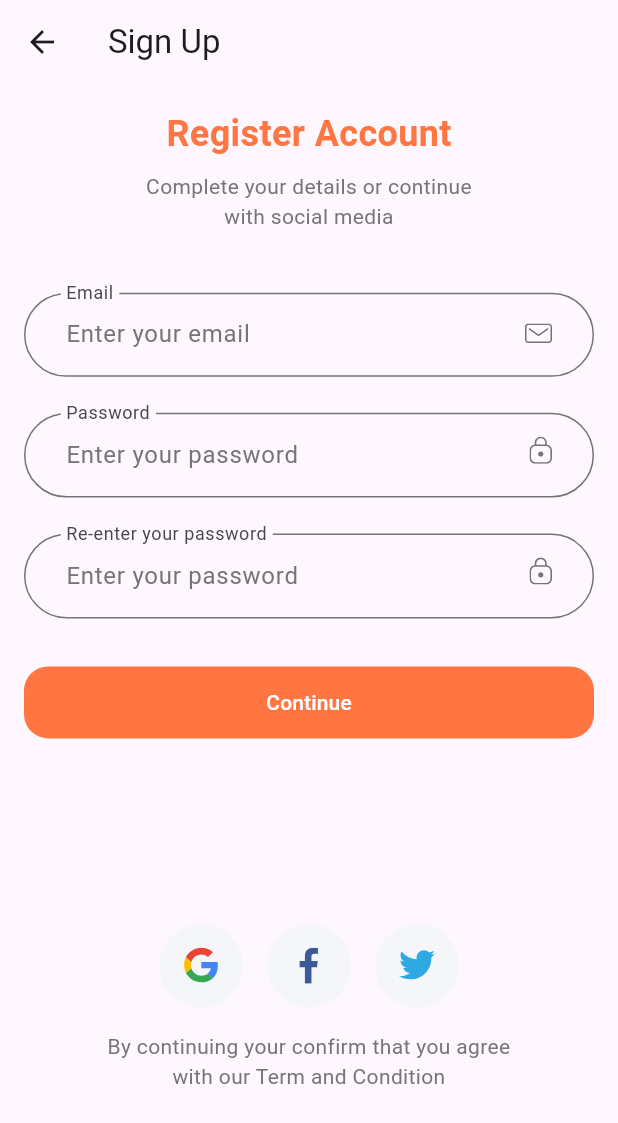
After one commit to Kevinoob-design/AutoCareAssistant, a Flutter app: the SignUpScreen screen opened by its route, on a phone screen of 412 x 824 dp. The commit adds this screen. Shown: the top 1123 px of the screen. Run offline on Flutter 3.47's test engine with Material 3 defaults, Android fonts, the phone set to English and light mode, and no system bars; our stand-ins replace firebase_core, flutter_svg; accounts and stored records are empty; generated files the repository leaves out were written again; network calls fail.

Commit message:
feat: added signup screen
done:

- added first draft of the signup screen

```diff
--- a/lib/settings/settings_view.dart
+++ /dev/null
@@ -1,40 +0,0 @@
-import 'package:flutter/material.dart';
-
-import 'settings_controller.dart';
-
-/// Displays the various settings that can be customized by the user.
-///
-/// When a user changes a setting, the SettingsController is updated and
-/// Widgets that listen to the SettingsController are rebuilt.
-class SettingsScreen extends StatelessWidget {
-  const SettingsScreen({super.key, required this.controller});
-
-  static const routeName = '/settings';
-
-  final SettingsController controller;
-
-  @override
-  Widget build(BuildContext context) {
-    return Scaffold(
-      appBar: AppBar(title: const Text('Settings')),
-      body: Padding(
-        padding: const EdgeInsets.all(16),
-        // Glue the SettingsController to the theme selection DropdownButton.
-        //
-        // When a user selects a theme from the dropdown list, the
-        // SettingsController is updated, which rebuilds the MaterialApp.
-        child: DropdownButton<ThemeMode>(
-          // Read the selected themeMode from the controller
-          value: controller.themeMode,
-          // Call the updateThemeMode method any time the user selects a theme.
-          onChanged: controller.updateThemeMode,
-          items: const [
-            DropdownMenuItem(value: ThemeMode.system, child: Text('System Theme')),
-            DropdownMenuItem(value: ThemeMode.light, child: Text('Light Theme')),
-            DropdownMenuItem(value: ThemeMode.dark, child: Text('Dark Theme')),
-          ],
-        ),
-      ),
-    );
-  }
-}
--- a/lib/shared/routes/routes.dart
+++ b/lib/shared/routes/routes.dart
@@ -1,14 +1,17 @@
+import 'package:auto_care_assistant/settings/settings_controller.dart' show SettingsController;
+import 'package:auto_care_assistant/settings/settings_screen.dart' show SettingsScreen;
+import 'package:auto_care_assistant/signup/signup_controller.dart';
+import 'package:auto_care_assistant/signup/signup_screen.dart' show SignUpScreen;
 import 'package:auto_care_assistant/splash/splash_controller.dart';
 import 'package:flutter/widgets.dart';
 
 import 'package:auto_care_assistant/splash/splash_screen.dart' show SplashScreen;
-import '../../settings/settings_controller.dart' show SettingsController;
-import '../../settings/settings_screen.dart' show SettingsScreen;
 
 Map<String, WidgetBuilder> buildRoutes({required SettingsController settingsController}) {
   final Map<String, WidgetBuilder> routes = {
     SettingsScreen.routeName: (context) => SettingsScreen(controller: settingsController),
     SplashScreen.routeName: (context) => SplashScreen(controller: SplashController()),
+    SignUpScreen.routeName: (context) => SignUpScreen(controller: SignupController()),
   };
 
   return routes;
--- /dev/null
+++ b/lib/signup/signup_controller.dart
@@ -0,0 +1,3 @@
+class SignupController {
+  SignupController();
+}
--- /dev/null
+++ b/lib/signup/signup_screen.dart
@@ -0,0 +1,208 @@
+import 'package:auto_care_assistant/signup/signup_controller.dart';
+import 'package:flutter/material.dart';
+import 'package:flutter_svg/flutter_svg.dart';
+
+class SignUpScreen extends StatelessWidget {
+  const SignUpScreen({super.key, required this.controller});
+
+  static const routeName = '/signup';
+  final SignupController controller;
+
+  @override
+  Widget build(BuildContext context) {
+    return Scaffold(
+      appBar: AppBar(title: const Text("Sign Up")),
+      body: SafeArea(
+        child: SizedBox(
+          width: double.infinity,
+          child: Padding(
+            padding: const EdgeInsets.symmetric(horizontal: 16),
+            child: SingleChildScrollView(
+              child: Column(
+                children: [
+                  const SizedBox(height: 16),
+                  Text("Register Account", style: TextStyle(color: Theme.of(context).primaryColor, fontSize: 24, fontWeight: FontWeight.bold)),
+                  const SizedBox(height: 8),
+                  const Text(
+                    "Complete your details or continue \nwith social media",
+                    textAlign: TextAlign.center,
+                    style: TextStyle(color: Color(0xFF757575)),
+                  ),
+                  // const SizedBox(height: 16),
+                  SizedBox(height: MediaQuery.of(context).size.height * 0.05),
+                  const SignUpForm(),
+                  SizedBox(height: MediaQuery.of(context).size.height * 0.15),
+                  Row(
+                    mainAxisAlignment: MainAxisAlignment.center,
+                    children: [
+                      SocalCard(icon: SvgPicture.string(googleIcon), press: () {}),
+                      Padding(
+                        padding: const EdgeInsets.symmetric(horizontal: 16),
+                        child: SocalCard(icon: SvgPicture.string(facebookIcon), press: () {}),
+                      ),
+                      SocalCard(icon: SvgPicture.string(twitterIcon), press: () {}),
+                    ],
+                  ),
+                  const SizedBox(height: 16),
+                  const Text(
+                    "By continuing your confirm that you agree \nwith our Term and Condition",
+                    textAlign: TextAlign.center,
+                    style: TextStyle(color: Color(0xFF757575)),
+                  ),
+                ],
+              ),
+            ),
+          ),
+        ),
+      ),
+    );
+  }
+}
+
+const authOutlineInputBorder = OutlineInputBorder(
+  borderSide: BorderSide(color: Color(0xFF757575)),
+  borderRadius: BorderRadius.all(Radius.circular(100)),
+);
+
+class SignUpForm extends StatelessWidget {
+  const SignUpForm({super.key});
+
+  @override
+  Widget build(BuildContext context) {
+    return Form(
+      child: Column(
+        children: [
+          TextFormField(
+            onSaved: (email) {},
+            onChanged: (email) {},
+            textInputAction: TextInputAction.next,
+            decoration: InputDecoration(
+              hintText: "Enter your email",
+              labelText: "Email",
+              floatingLabelBehavior: FloatingLabelBehavior.always,
+              hintStyle: const TextStyle(color: Color(0xFF757575)),
+              contentPadding: const EdgeInsets.symmetric(horizontal: 24, vertical: 16),
+              suffix: SvgPicture.string(mailIcon),
+              border: authOutlineInputBorder,
+              enabledBorder: authOutlineInputBorder,
+              focusedBorder: authOutlineInputBorder.copyWith(borderSide: const BorderSide(color: Color(0xFFFF7643))),
+            ),
+          ),
+          Padding(
+            padding: const EdgeInsets.symmetric(vertical: 24),
+            child: TextFormField(
+              onSaved: (password) {},
+              onChanged: (password) {},
+              obscureText: true,
+              textInputAction: TextInputAction.next,
+              decoration: InputDecoration(
+                hintText: "Enter your password",
+                labelText: "Password",
+                floatingLabelBehavior: FloatingLabelBehavior.always,
+                hintStyle: const TextStyle(color: Color(0xFF757575)),
+                contentPadding: const EdgeInsets.symmetric(horizontal: 24, vertical: 16),
+                suffix: SvgPicture.string(lockIcon),
+                border: authOutlineInputBorder,
+                enabledBorder: authOutlineInputBorder,
+                focusedBorder: authOutlineInputBorder.copyWith(borderSide: const BorderSide(color: Color(0xFFFF7643))),
+              ),
+            ),
+          ),
+          TextFormField(
+            onSaved: (password) {},
+            onChanged: (password) {},
+            obscureText: true,
+            decoration: InputDecoration(
+              hintText: "Enter your password",
+              labelText: "Re-enter your password",
+              floatingLabelBehavior: FloatingLabelBehavior.always,
+              hintStyle: const TextStyle(color: Color(0xFF757575)),
+              contentPadding: const EdgeInsets.symmetric(horizontal: 24, vertical: 16),
+              suffix: SvgPicture.string(lockIcon),
+              border: authOutlineInputBorder,
+              enabledBorder: authOutlineInputBorder,
+              focusedBorder: authOutlineInputBorder.copyWith(borderSide: const BorderSide(color: Color(0xFFFF7643))),
+            ),
+          ),
+          const SizedBox(height: 32),
+          ElevatedButton(
+            onPressed: () {},
+            style: ElevatedButton.styleFrom(
+              elevation: 0,
+              backgroundColor: const Color(0xFFFF7643),
+              foregroundColor: Colors.white,
+              minimumSize: const Size(double.infinity, 48),
+              shape: const RoundedRectangleBorder(borderRadius: BorderRadius.all(Radius.circular(16))),
+            ),
+            child: const Text("Continue"),
+          ),
+        ],
+      ),
+    );
+  }
+}
+
+class SocalCard extends StatelessWidget {
+  const SocalCard({Key? key, required this.icon, required this.press}) : super(key: key);
+
+  final Widget icon;
+  final VoidCallback press;
+
+  @override
+  Widget build(BuildContext context) {
+    return GestureDetector(
+      onTap: press,
+      child: Container(
+        padding: const EdgeInsets.all(16),
+        height: 56,
+        width: 56,
+        decoration: const BoxDecoration(color: Color(0xFFF5F6F9), shape: BoxShape.circle),
+        child: icon,
+      ),
+    );
+  }
+}
+
+class NoAccountText extends StatelessWidget {
+  const NoAccountText({Key? key}) : super(key: key);
+
+  @override
+  Widget build(BuildContext context) {
+    return Row(
+      mainAxisAlignment: MainAxisAlignment.center,
+      children: [
+        const Text("Don’t have an account? ", style: TextStyle(color: Color(0xFF757575))),
+        GestureDetector(
+          onTap: () {
+            // Handle navigation to Sign Up
+          },
+          child: const Text("Sign Up", style: TextStyle(color: Color(0xFFFF7643))),
+        ),
+      ],
+    );
+  }
+}
+
+// Icons
+const mailIcon = '''<svg width="18" height="13" viewBox="0 0 18 13" fill="none" xmlns="http://www.w3.org/2000/svg">
+<path fill-rule="evenodd" clip-rule="evenodd" d="M15.3576 3.39368C15.5215 3.62375 15.4697 3.94447 15.2404 4.10954L9.80876 8.03862C9.57272 8.21053 9.29421 8.29605 9.01656 8.29605C8.7406 8.29605 8.4638 8.21138 8.22775 8.04204L2.76041 4.11039C2.53201 3.94618 2.47851 3.62546 2.64154 3.39454C2.80542 3.16362 3.12383 3.10974 3.35223 3.27566L8.81872 7.20645C8.93674 7.29112 9.09552 7.29197 9.2144 7.20559L14.6469 3.27651C14.8753 3.10974 15.1937 3.16447 15.3576 3.39368ZM16.9819 10.7763C16.9819 11.4366 16.4479 11.9745 15.7932 11.9745H2.20765C1.55215 11.9745 1.01892 11.4366 1.01892 10.7763V2.22368C1.01892 1.56342 1.55215 1.02632 2.20765 1.02632H15.7932C16.4479 1.02632 16.9819 1.56342 16.9819 2.22368V10.7763ZM15.7932 0H2.20765C0.990047 0 0 0.998092 0 2.22368V10.7763C0 12.0028 0.990047 13 2.20765 13H15.7932C17.01 13 18 12.0028 18 10.7763V2.22368C18 0.998092 17.01 0 15.7932 0Z" fill="#757575"/>
+</svg>''';
+
+const lockIcon = '''<svg width="15" height="18" viewBox="0 0 15 18" fill="none" xmlns="http://www.w3.org/2000/svg">
+<path fill-rule="evenodd" clip-rule="evenodd" d="M9.24419 11.5472C9.24419 12.4845 8.46279 13.2453 7.5 13.2453C6.53721 13.2453 5.75581 12.4845 5.75581 11.5472C5.75581 10.6098 6.53721 9.84906 7.5 9.84906C8.46279 9.84906 9.24419 10.6098 9.24419 11.5472ZM13.9535 14.0943C13.9535 15.6863 12.6235 16.9811 10.9884 16.9811H4.01163C2.37645 16.9811 1.04651 15.6863 1.04651 14.0943V9C1.04651 7.40802 2.37645 6.11321 4.01163 6.11321H10.9884C12.6235 6.11321 13.9535 7.40802 13.9535 9V14.0943ZM4.53488 3.90566C4.53488 2.31368 5.86483 1.01887 7.5 1.01887C8.28488 1.01887 9.03139 1.31943 9.59477 1.86028C10.1564 2.41387 10.4651 3.14066 10.4651 3.90566V5.09434H4.53488V3.90566ZM11.5116 5.12745V3.90566C11.5116 2.87151 11.0956 1.89085 10.3352 1.14028C9.5686 0.405 8.56221 0 7.5 0C5.2875 0 3.48837 1.7516 3.48837 3.90566V5.12745C1.52267 5.37792 0 7.01915 0 9V14.0943C0 16.2484 1.79913 18 4.01163 18H10.9884C13.2 18 15 16.2484 15 14.0943V9C15 7.01915 13.4773 5.37792 11.5116 5.12745Z" fill="#757575"/>
+</svg>''';
+
+const googleIcon = '''<svg width="16" height="17" viewBox="0 0 16 17" fill="none" xmlns="http://www.w3.org/2000/svg">
+<path d="M15.9988 8.3441C15.9988 7.67295 15.9443 7.18319 15.8265 6.67529H8.1626V9.70453H12.6611C12.5705 10.4573 12.0807 11.5911 10.9923 12.3529L10.9771 12.4543L13.4002 14.3315L13.5681 14.3482C15.1099 12.9243 15.9988 10.8292 15.9988 8.3441Z" fill="#4285F4"/>
+<path d="M8.16265 16.3254C10.3666 16.3254 12.2168 15.5998 13.5682 14.3482L10.9924 12.3528C10.3031 12.8335 9.37796 13.1691 8.16265 13.1691C6.00408 13.1691 4.17202 11.7452 3.51894 9.7771L3.42321 9.78523L0.903556 11.7352L0.870605 11.8268C2.2129 14.4933 4.9701 16.3254 8.16265 16.3254Z" fill="#34A853"/>
+<path d="M3.519 9.77716C3.34668 9.26927 3.24695 8.72505 3.24695 8.16275C3.24695 7.6004 3.34668 7.05624 3.50994 6.54834L3.50537 6.44017L0.954141 4.45886L0.870669 4.49857C0.317442 5.60508 0 6.84765 0 8.16275C0 9.47785 0.317442 10.7204 0.870669 11.8269L3.519 9.77716Z" fill="#FBBC05"/>
+<path d="M8.16265 3.15623C9.69541 3.15623 10.7293 3.81831 11.3189 4.3716L13.6226 2.12231C12.2077 0.807206 10.3666 0 8.16265 0C4.9701 0 2.2129 1.83206 0.870605 4.49853L3.50987 6.54831C4.17202 4.58019 6.00408 3.15623 8.16265 3.15623Z" fill="#EB4335"/>
+</svg>''';
+
+const facebookIcon = '''<svg width="8" height="15" viewBox="0 0 8 15" fill="none" xmlns="http://www.w3.org/2000/svg">
+<path d="M5.02224 14.8963V8.10133H7.30305L7.64452 5.45323H5.02224V3.7625C5.02224 2.99583 5.23517 2.4733 6.33467 2.4733L7.73695 2.47265V0.104232C7.49432 0.0720777 6.66197 0 5.6936 0C3.67183 0 2.28768 1.23402 2.28768 3.50037V5.4533H0.000976562V8.1014H2.28761V14.8963L5.02224 14.8963Z" fill="#3C5A9A"/>
+</svg>''';
+
+const twitterIcon = '''<svg width="16" height="14" viewBox="0 0 16 14" fill="none" xmlns="http://www.w3.org/2000/svg">
+<path d="M15.9821 1.5867C15.3952 1.84714 14.7648 2.0232 14.102 2.10234C14.7785 1.69727 15.2967 1.05538 15.5414 0.291424C14.8988 0.673076 14.1955 0.941758 13.4622 1.0858C12.8654 0.449657 12.0143 0.0524902 11.0728 0.0524902C9.26556 0.0524902 7.79989 1.51757 7.79989 3.32586C7.79989 3.58208 7.82875 3.83204 7.88423 4.07203C5.16367 3.9353 2.75173 2.63213 1.13729 0.651959C0.855385 1.13557 0.694025 1.69786 0.694025 2.29779C0.694025 3.43331 1.27199 4.43519 2.15019 5.02206C1.63031 5.00595 1.12184 4.86563 0.66728 4.61281V4.65418C0.66728 6.24031 1.79545 7.56287 3.29302 7.86367C3.01792 7.93904 2.72921 7.97842 2.43053 7.97842C2.21936 7.97842 2.01448 7.95844 1.81433 7.92079C2.23089 9.22084 3.4398 10.1671 4.8718 10.1939C3.75149 11.0721 2.33986 11.5956 0.806669 11.5956C0.542595 11.5956 0.281606 11.5798 0.0253906 11.549C1.47425 12.478 3.19453 13.0203 5.04317 13.0203C11.0639 13.0203 14.3567 8.03242 14.3567 3.70685C14.3567 3.56484 14.3535 3.42389 14.3467 3.28344C14.9882 2.81942 15.542 2.24487 15.9821 1.5867Z" fill="#2DAAE1"/>
+</svg>''';
--- a/lib/splash/splash_view.dart
+++ /dev/null
@@ -1,65 +0,0 @@
-import 'package:auto_care_assistant/shared/components/buttons/primary_button.dart' show PrimaryButton;
-import 'package:auto_care_assistant/shared/components/indicators/page_indicator.dart' show PageIndicators;
-import 'package:auto_care_assistant/splash/components/splash_content.dart' show SplashContent;
-import 'package:auto_care_assistant/splash/splash_controller.dart' show SplashController;
-import 'package:flutter/material.dart';
-
-class SplashScreen extends StatefulWidget {
-  const SplashScreen({super.key, required this.controller});
-
-  static const routeName = '/feed';
-  final SplashController controller;
-
-  @override
-  State<SplashScreen> createState() => _SplashScreenState();
-}
-
-class _SplashScreenState extends State<SplashScreen> {
-  int currentPage = 0;
-
-  @override
-  Widget build(BuildContext context) {
-    return Scaffold(
-      body: SafeArea(
-        child: SizedBox(
-          width: double.infinity,
-          child: Column(
-            children: [
-              Expanded(
-                flex: 3,
-                child: PageView.builder(
-                  onPageChanged: (value) {
-                    setState(() {
-                      currentPage = value;
-                    });
-                  },
-                  itemCount: widget.controller.images.length,
-                  itemBuilder:
-                      (context, index) => SplashContent(
-                        image: widget.controller.getSplashData(context, index)["image"],
-                        text: widget.controller.getSplashData(context, index)['text'],
-                      ),
-                ),
-              ),
-              Expanded(
-                flex: 2,
-                child: Padding(
-                  padding: const EdgeInsets.symmetric(horizontal: 20),
-                  child: Column(
-                    children: <Widget>[
-                      const Spacer(),
-                      PageIndicators(totalPages: widget.controller.images.length, currentPage: currentPage),
-                      const Spacer(flex: 3),
-                      PrimaryButton(text: 'Continue', cb: () => {}),
-                      const Spacer(),
-                    ],
-                  ),
-                ),
-              ),
-            ],
-          ),
-        ),
-      ),
-    );
-  }
-}
--- a/pubspec.yaml
+++ b/pubspec.yaml
@@ -37,6 +37,7 @@ dependencies:
   # Use with the CupertinoIcons class for iOS style icons.
   cupertino_icons: ^1.0.8
   firebase_core: ^3.12.1
+  flutter_svg: ^2.0.17
 
 dev_dependencies:
   flutter_test:
```
Also changed, not shown: lib/settings/settings_screen.dart (+2 -8 lines), lib/splash/splash_screen.dart (+7 -22 lines), pubspec.lock.
